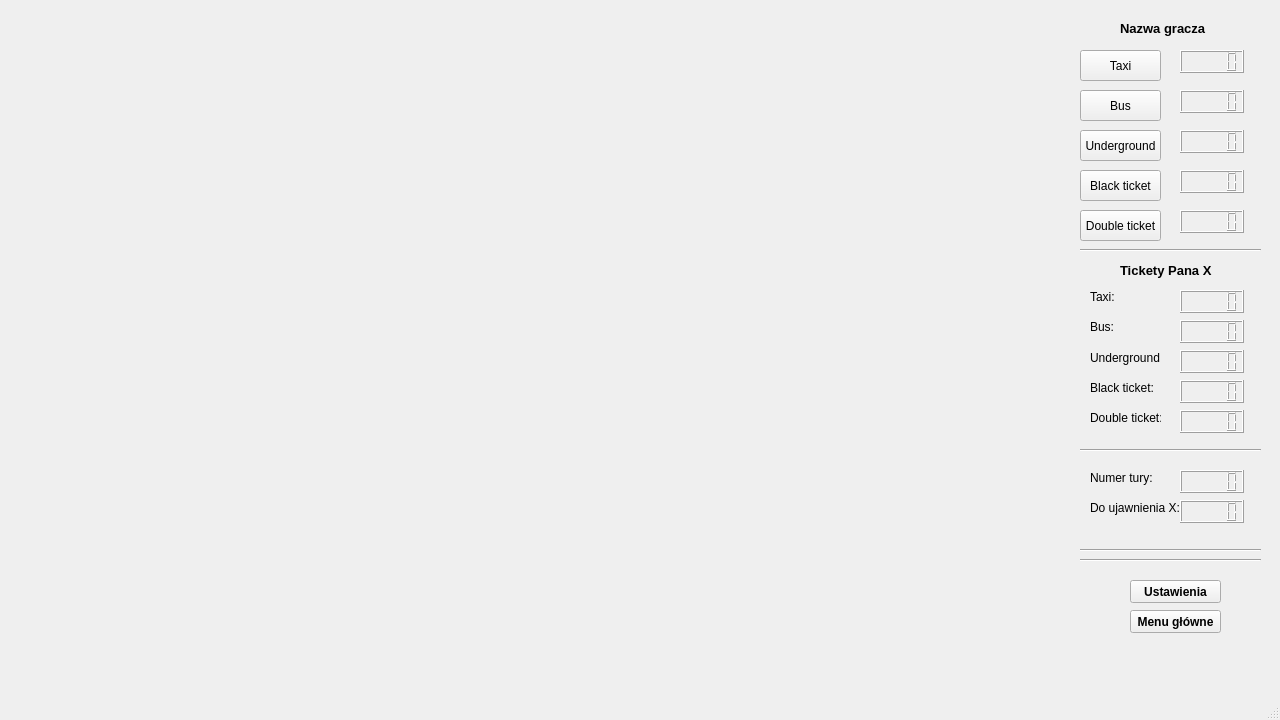
This is Scotland_Yard/map.ui in Tomek3/Scotland-Yard as Qt 5 draws it before an edit. The edited form follows.
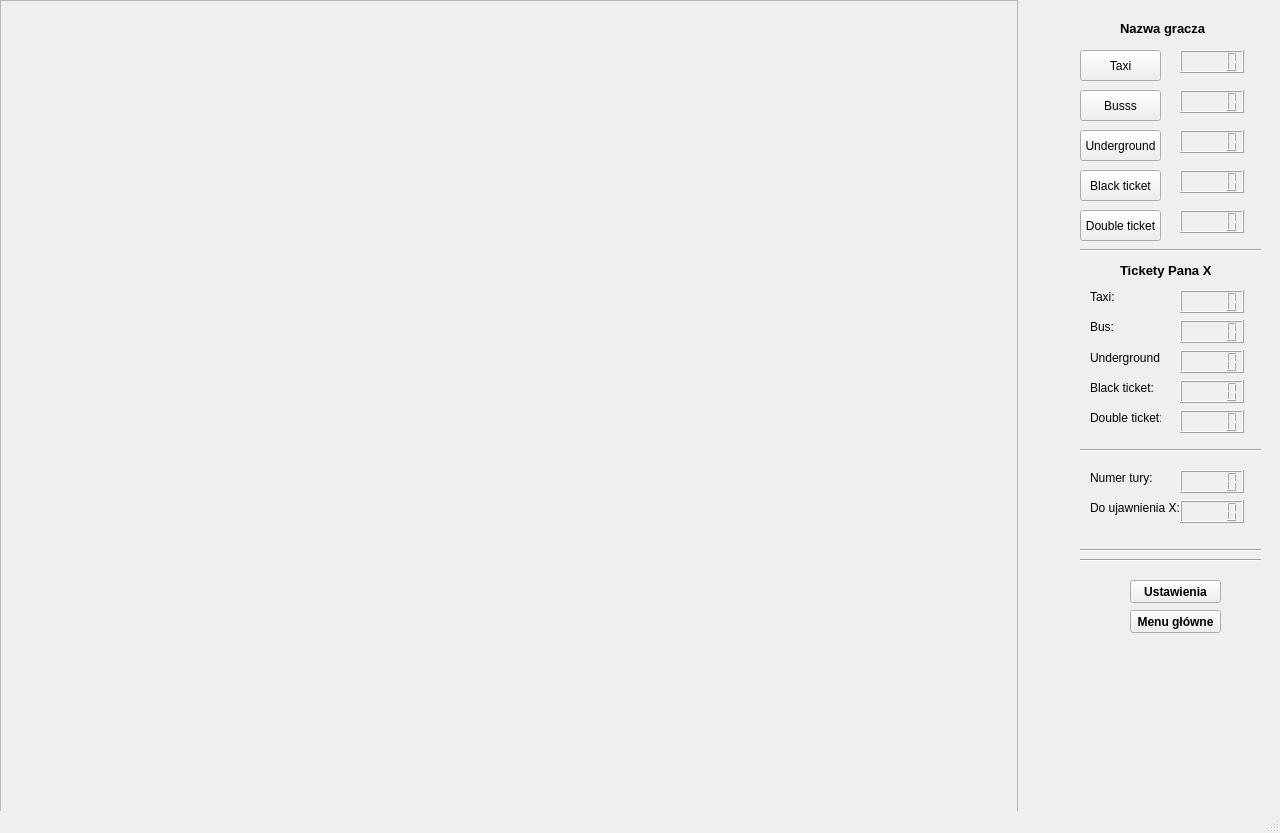
This is the edited form. Icons and pictures are not drawn.

```diff
--- a/Scotland_Yard/map.ui
+++ b/Scotland_Yard/map.ui
@@ -7,13 +7,25 @@
     <x>0</x>
     <y>0</y>
     <width>1280</width>
-    <height>720</height>
+    <height>833</height>
    </rect>
   </property>
+  <property name="sizePolicy">
+   <sizepolicy hsizetype="Fixed" vsizetype="Fixed">
+    <horstretch>0</horstretch>
+    <verstretch>0</verstretch>
+   </sizepolicy>
+  </property>
   <property name="windowTitle">
    <string>MainWindow</string>
   </property>
   <widget class="QWidget" name="centralwidget">
+   <property name="sizePolicy">
+    <sizepolicy hsizetype="Fixed" vsizetype="Fixed">
+     <horstretch>0</horstretch>
+     <verstretch>0</verstretch>
+    </sizepolicy>
+   </property>
    <widget class="QLabel" name="label">
     <property name="geometry">
      <rect>
@@ -57,7 +69,7 @@
      </rect>
     </property>
     <property name="text">
-     <string>Bus</string>
+     <string>Busss</string>
     </property>
    </widget>
    <widget class="QPushButton" name="pushButton_3">
@@ -420,16 +432,38 @@
      <string>Menu główne</string>
     </property>
    </widget>
-  </widget>
-  <widget class="QMenuBar" name="menubar">
+   <widget class="QScrollArea" name="scrollArea">
    <property name="geometry">
     <rect>
      <x>0</x>
      <y>0</y>
-     <width>1280</width>
-     <height>21</height>
-    </rect>
-   </property>
+      <width>1018</width>
+      <height>831</height>
+     </rect>
+    </property>
+    <property name="styleSheet">
+     <string notr="true">background-image: url(:/img/map.jpg)</string>
+    </property>
+    <property name="widgetResizable">
+     <bool>false</bool>
+    </property>
+    <widget class="QWidget" name="scrollAreaWidgetContents">
+     <property name="geometry">
+      <rect>
+       <x>0</x>
+       <y>0</y>
+       <width>1018</width>
+       <height>809</height>
+      </rect>
+     </property>
+     <property name="sizePolicy">
+      <sizepolicy hsizetype="Fixed" vsizetype="Fixed">
+       <horstretch>0</horstretch>
+       <verstretch>0</verstretch>
+      </sizepolicy>
+     </property>
+    </widget>
+   </widget>
   </widget>
   <widget class="QStatusBar" name="statusbar"/>
  </widget>
```
Lines whose indentation alone changed are shown as unchanged.
